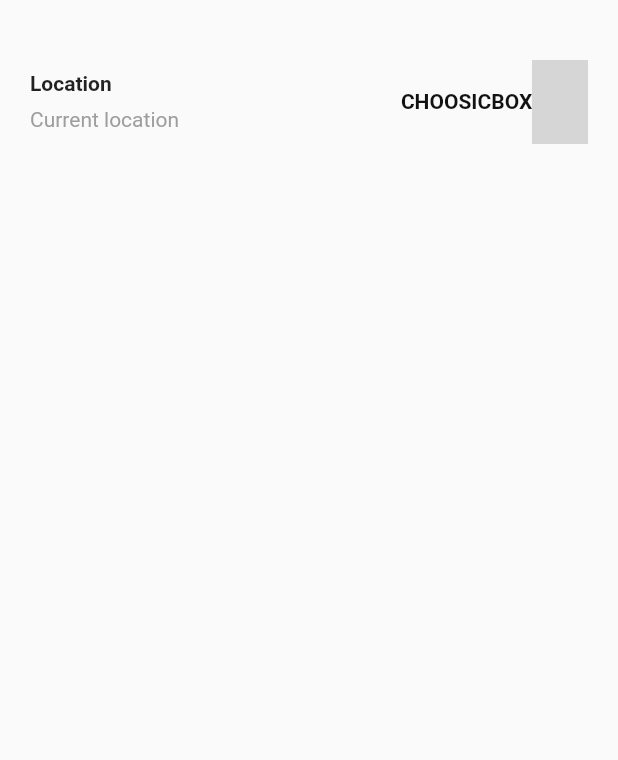
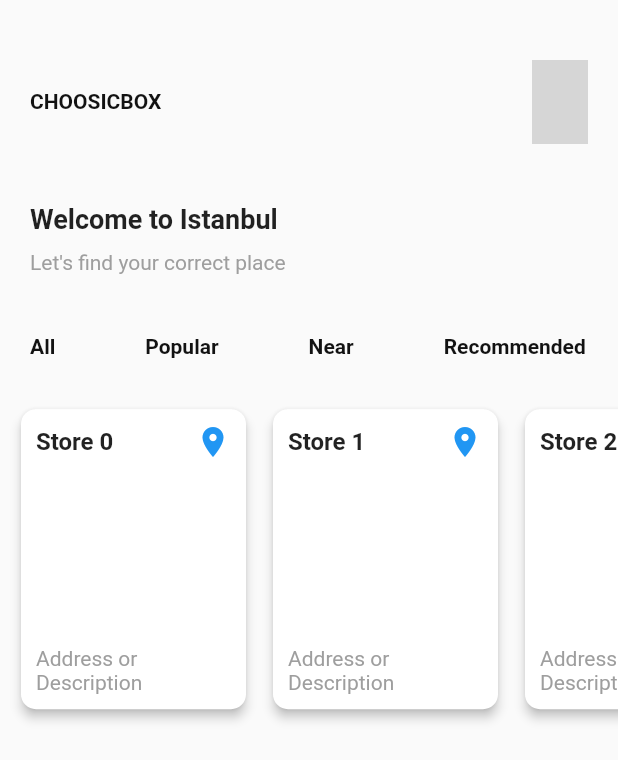
Before and after one commit to erkanrcelik/choosicbox, a Flutter app: the screen it shows after launch, on a phone screen of 412 x 824 dp. Shown: the top 760 px of the screen. Run offline on Flutter 3.47's test engine with Material 2 defaults, Android fonts, the phone set to English and light mode, and no system bars; network calls fail; Roboto replaces fonts that are missing (Poppins); grey boxes are pictures that could not be loaded.

Commit message:
some updates

```diff
--- a/lib/modules/Home/View/home.dart
+++ b/lib/modules/Home/View/home.dart
@@ -1,4 +1,13 @@
 import 'package:flutter/material.dart';
+
+class MyApp extends StatelessWidget {
+  @override
+  Widget build(BuildContext context) {
+    return MaterialApp(
+      home: HomeScreen(),
+    );
+  }
+}
 
 class HomeScreen extends StatelessWidget {
   @override
@@ -8,38 +17,100 @@ class HomeScreen extends StatelessWidget {
         child: Column(
           children: [
             SizedBox(height: 20),
-            Container(
+            TitleSection(),
+            WelcomeSection(),
+            SizedBox(height: 20),
+            Row(
+              mainAxisAlignment: MainAxisAlignment.start,
+              children: [
+                InkWell(
+                  onTap: () {
+                    // Handle "All" option click
+                  },
+                  child: Padding(
+                    padding: EdgeInsets.only(left: 20.0,),
+                    child: Text(
+                      "All",
+                      style: TextStyle(
+                        color: Color(0xFF121212),
+                        fontSize: 14,
+                        fontFamily: 'Poppins',
+                        fontWeight: FontWeight.w700,
+                      ),
+                    ),
+                  ),
+                ),
+                InkWell(
+                  onTap: () {
+                    // Handle "Popular" option click
+                  },
+                  child: Padding(
+                    padding: EdgeInsets.only(left: 60.0, ),
+                    child: Text(
+                      "Popular",
+                      style: TextStyle(
+                        color: Color(0xFF121212),
+                        fontSize: 14,
+                        fontFamily: 'Poppins',
+                        fontWeight: FontWeight.w700,
+                      ),
+                    ),
+                  ),
+                ),
+                InkWell(
+                  onTap: () {
+                    // Handle "Near" option click
+                  },
+                  child: Padding(
+                    padding: EdgeInsets.only(left: 60.0, ),
+                    child: Text(
+                      "Near",
+                      style: TextStyle(
+                        color: Color(0xFF121212),
+                        fontSize: 14,
+                        fontFamily: 'Poppins',
+                        fontWeight: FontWeight.w700,
+                      ),
+                    ),
+                  ),
+                ),
+                InkWell(
+                  onTap: () {
+                    // Handle "Recommended" option click
+                  },
+                  child: Padding(
+                    padding: EdgeInsets.only(left: 60.0, ),
+                    child: Text(
+                      "Recommended",
+                      style: TextStyle(
+                        color: Color(0xFF121212),
+                        fontSize: 14,
+                        fontFamily: 'Poppins',
+                        fontWeight: FontWeight.w700,
+                      ),
+                    ),
+                  ),
+                ),
+              ],
+            ),
+            SizedBox(height: 20),
+            StoreSection(),
+            // Add other widgets here
+          ],
+        ),
+      ),
+    );
+  }
+}
+
+class TitleSection extends StatelessWidget {
+  @override
+  Widget build(BuildContext context) {
+    return Container(
       padding: const EdgeInsets.all(20),
       child: Row(
         mainAxisAlignment: MainAxisAlignment.spaceBetween,
         children: [
-                  Expanded(
-                    child: Column(
-                      crossAxisAlignment: CrossAxisAlignment.start,
-                      children: [
-                        Container(
-                          padding: const EdgeInsets.only(bottom: 8),
-                          child: const Text(
-                            "Location",
-                            style: TextStyle(
-                              fontWeight: FontWeight.bold,
-                            ),
-                          ),
-                        ),
-                        Row(
-                          children: [
-                            Text(
-                              "Current location",
-                              style: TextStyle(
-                                color: Colors.grey[500],
-                              ),
-                            ),
-                            SizedBox(width: 8),
-                          ],
-                        ),
-                      ],
-                    ),
-                  ),
           Container(
             alignment: Alignment.center, // Align text in the middle
             child: const Text(
@@ -65,9 +136,100 @@ class HomeScreen extends StatelessWidget {
           ),
         ],
       ),
+    );
+  }
+}
+class WelcomeSection extends StatelessWidget {
+  @override
+  Widget build(BuildContext context) {
+    return Container(
+      padding: const EdgeInsets.all(20),
+      child: Row(
+        children: [
+          Expanded(
+            child: Column(
+              crossAxisAlignment: CrossAxisAlignment.start,
+              children: [
+                Text(
+                  "Welcome to Istanbul",
+                  style: TextStyle(
+                    fontWeight: FontWeight.bold,
+                    color: Colors.black87,
+                    fontSize: 18,
                   ),
-            SizedBox(height: 20),
-            // Add other containers here
+                ),
+                SizedBox(height: 10),
+                Text(
+                  "Let's find your correct place",
+                  style: TextStyle(
+                    color: Colors.grey[500],
+                  ),
+                ),
+              ],
+            ),
+          ),
+        ],
+      ),
+    );
+  }
+}
+class StoreSection extends StatelessWidget {
+  @override
+  Widget build(BuildContext context) {
+    return SingleChildScrollView(
+      scrollDirection: Axis.horizontal,
+      child: Container(
+        padding: const EdgeInsets.all(10),
+        child: Row(
+          children: [
+            for (int index = 0; index < 5; index++)
+              Container(
+                margin: const EdgeInsets.only(right: 10),
+                child: GestureDetector(
+                  onTap: () {
+                    // Handle card click action here
+                  },
+                  child: Card(
+                    elevation: 3,
+                    shape: RoundedRectangleBorder(
+                      borderRadius: BorderRadius.circular(10),
+                    ),
+                    child: Container(
+                      width: 150,
+                      height: 200,
+                      padding: const EdgeInsets.all(10),
+                      child: Column(
+                        crossAxisAlignment: CrossAxisAlignment.start,
+                        children: [
+                          Row(
+                            mainAxisAlignment: MainAxisAlignment.spaceBetween,
+                            children: [
+                              Text(
+                                "Store $index",
+                                style: const TextStyle(
+                                  fontWeight: FontWeight.bold,
+                                  fontSize: 16,
+                                ),
+                              ),
+                              Icon(
+                                Icons.location_on,
+                                color: Colors.blue[500],
+                              ),
+                            ],
+                          ),
+                          const Spacer(),
+                          Text(
+                            "Address or Description",
+                            style: TextStyle(
+                              color: Colors.grey[500],
+                            ),
+                          ),
+                        ],
+                      ),
+                    ),
+                  ),
+                ),
+              ),
           ],
         ),
       ),
--- a/pubspec.yaml
+++ b/pubspec.yaml
@@ -45,6 +45,7 @@ dependencies:
   firebase_storage: ^11.2.5
   http: ^1.1.0
   awesome_notifications: ^0.7.4+1
+  flutter_custom_tab_bar: ^1.2.1
 
 dev_dependencies:
   flutter_test:
```
Also changed, not shown: pubspec.lock, 1 other file. Lines whose indentation alone changed are shown as unchanged.
